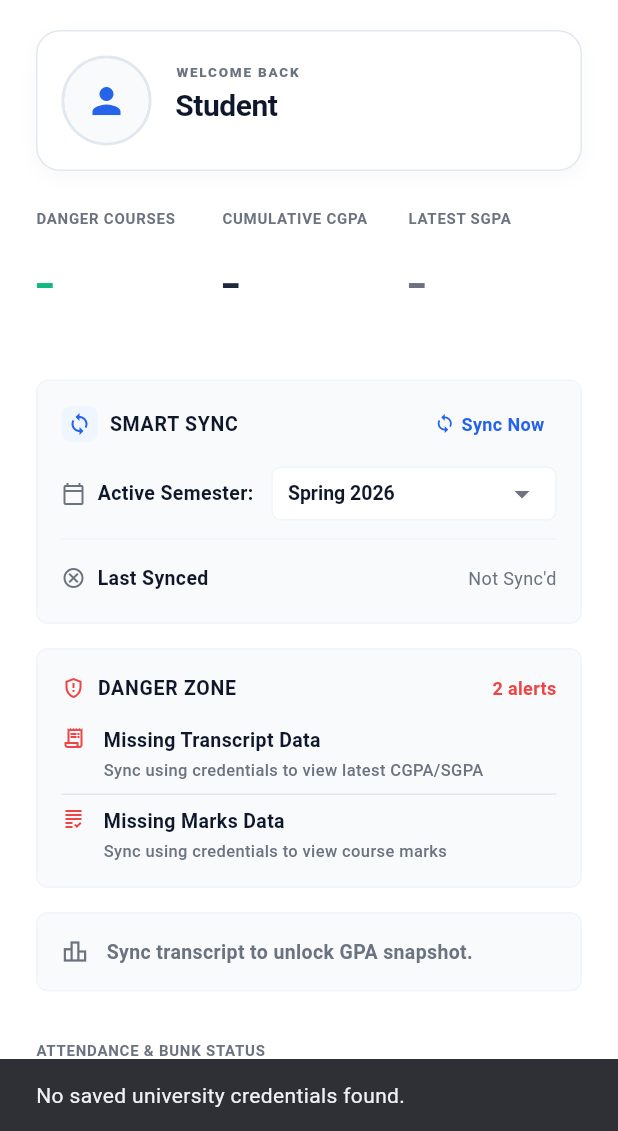
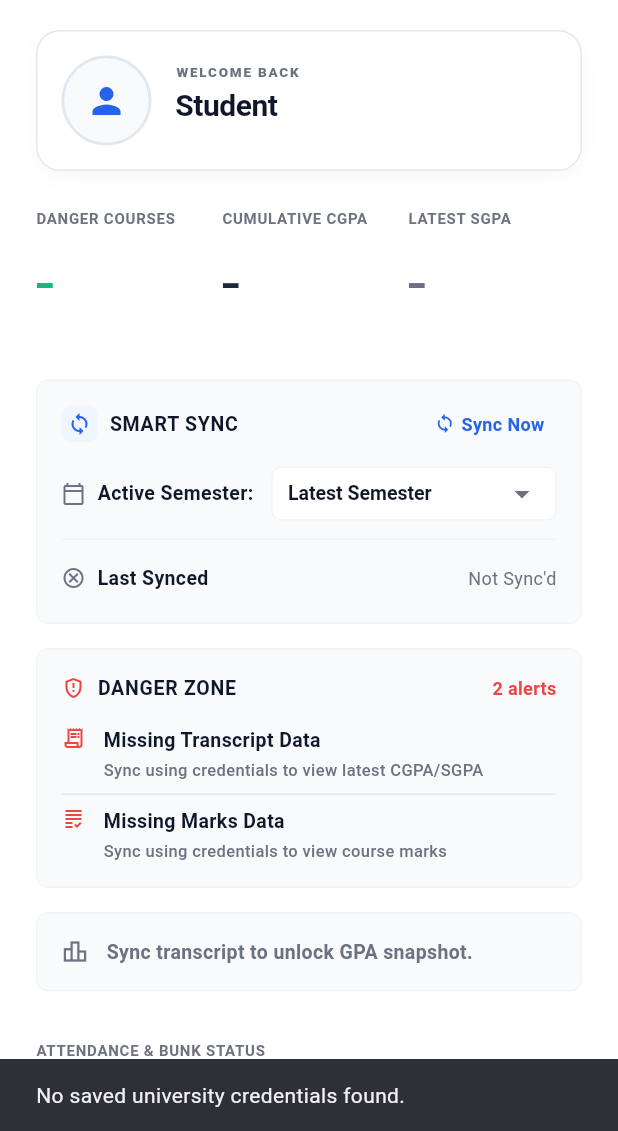
Before and after one commit to Muhammad-Umer34/Flex-Connect, a Flutter app: the HomeScreen screen opened directly, after a tap on the "logout" icon, after a tap on "Sync Now", on a phone screen of 412 x 824 dp, the part 105-1236 px from its top. Run offline on Flutter 3.47's test engine with Material 3 defaults, Android fonts, the phone set to English and light mode, and no system bars; our stand-ins replace file_picker, pdf, share_plus, shared_preferences, supabase_flutter, webview_flutter; missing offline and left inert: excel, gal, syncfusion_flutter_pdf; accounts and stored records are empty; network calls fail.

Commit message:
fix(sync): completely remove date guessing for semester, extract latest from transcript on first sync, and protect manual dropdown selection

```diff
--- a/app/lib/features/home/home_screen.dart
+++ b/app/lib/features/home/home_screen.dart
@@ -157,22 +157,8 @@ class _HomeScreenState extends State<HomeScreen> {
       // Sort in descending order of code (latest semester first)
       options.sort((a, b) => int.parse(b['code']!).compareTo(int.parse(a['code']!)));
     } else {
-      // Build dropdown options for first-time users (no transcript)
-      final defaultCode = _getDefaultSemesterCode(_rollNumber);
-      if (defaultCode.length >= 5) {
-        final yrStr = defaultCode.substring(0, 4);
-        final termChar = defaultCode.substring(4);
-        final yr = int.tryParse(yrStr) ?? DateTime.now().year;
-        String termName = 'Fall';
-        if (termChar == '1') {
-          termName = 'Spring';
-        } else if (termChar == '2') {
-          termName = 'Summer';
-        }
-        options.add({'name': '$termName $yr', 'code': defaultCode});
-      } else {
-        options.add({'name': 'Fall ${DateTime.now().year}', 'code': '${DateTime.now().year}3'});
-      }
+      // First-time users before sync: show a generic loading placeholder
+      options.add({'name': 'Latest Semester', 'code': ''});
     }
     _cachedSemesterOptions = options;
 
@@ -260,7 +246,7 @@ class _HomeScreenState extends State<HomeScreen> {
 
 
 
-  String _getDefaultSemesterCode(String? rollNumber) {
+  String? _getDefaultSemesterCode(String? rollNumber) {
     if (_transcriptSnapshot != null && _transcriptSnapshot!.semesters.isNotEmpty) {
       final lastSem = _transcriptSnapshot!.semesters.last.name.trim();
       final parts = lastSem.split(RegExp(r'\s+'));
@@ -278,30 +264,7 @@ class _HomeScreenState extends State<HomeScreen> {
         }
       }
     }
-
-    // Infer from roll number if available (e.g. "23L-3038" -> joined Fall 2023)
-    if (rollNumber != null && rollNumber.isNotEmpty) {
-      final match = RegExp(r'^(\d{2})[A-Z]').firstMatch(rollNumber.trim().toUpperCase());
-      if (match != null) {
-        final startYearShort = int.tryParse(match.group(1)!);
-        if (startYearShort != null) {
-          final now = DateTime.now();
-          int currentYear = now.year;
-          // Spring is active semester 1 until Fall registration/classes begin around Sept/Oct
-          int activeTermCode = (now.month >= 9) ? 3 : 1;
-          if (now.month < 9 && activeTermCode == 1) {
-            // Spring semester of current year
-            return '${currentYear}1';
-          } else if (now.month >= 9) {
-            return '${currentYear}3';
-          }
-        }
-      }
-    }
-
-    final now = DateTime.now();
-    // Default to Spring of current year if before September, otherwise Fall
-    return now.month >= 9 ? '${now.year}3' : '${now.year}1';
+    return null;
   }
 
 
```
